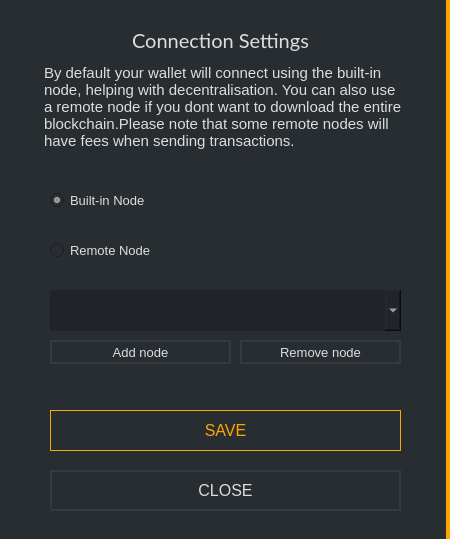
Qt form src/gui/ui/nodesettings.ui (ConcealNetwork/conceal-desktop) before a commit.
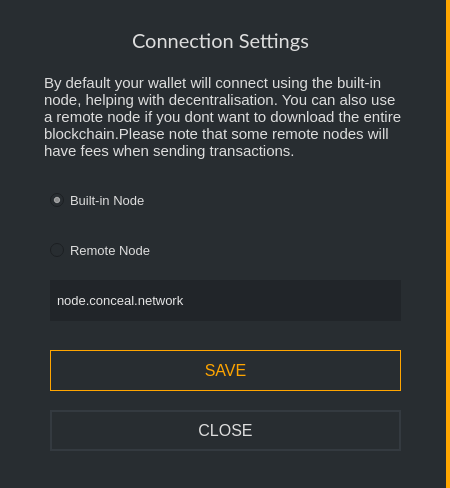
The same form after that commit. Icons and pictures are not drawn.

```diff
--- a/src/gui/ui/nodesettings.ui
+++ b/src/gui/ui/nodesettings.ui
@@ -7,7 +7,7 @@
     <x>0</x>
     <y>0</y>
     <width>450</width>
-    <height>539</height>
+    <height>488</height>
    </rect>
   </property>
   <property name="minimumSize">
@@ -28,7 +28,7 @@
      <x>0</x>
      <y>0</y>
      <width>450</width>
-     <height>541</height>
+     <height>491</height>
     </rect>
    </property>
    <property name="styleSheet">
@@ -66,7 +66,7 @@
     <property name="geometry">
      <rect>
       <x>40</x>
-      <y>60</y>
+      <y>70</y>
       <width>371</width>
       <height>101</height>
      </rect>
@@ -143,7 +143,7 @@
     <property name="geometry">
      <rect>
       <x>50</x>
-      <y>470</y>
+      <y>410</y>
       <width>351</width>
       <height>41</height>
      </rect>
@@ -170,7 +170,7 @@
     <property name="geometry">
      <rect>
       <x>50</x>
-      <y>410</y>
+      <y>350</y>
       <width>351</width>
       <height>41</height>
      </rect>
@@ -193,68 +193,24 @@
      <string>SAVE</string>
     </property>
    </widget>
-   <widget class="QComboBox" name="remoteNodesComboBox">
+   <widget class="QLineEdit" name="m_hostEdit">
     <property name="geometry">
      <rect>
       <x>50</x>
-      <y>290</y>
+      <y>280</y>
       <width>351</width>
       <height>41</height>
      </rect>
     </property>
-    <property name="minimumSize">
-     <size>
-      <width>200</width>
-      <height>0</height>
-     </size>
-    </property>
     <property name="styleSheet">
      <string notr="true">background-color: #212529;
 border-right: 0px;
 color: #e5e5e5;
-padding: 5px;</string>
+padding: 5px;
+font-size: 13px;</string>
     </property>
-    <property name="editable">
-     <bool>false</bool>
-    </property>
-    <property name="insertPolicy">
-     <enum>QComboBox::InsertAtTop</enum>
-    </property>
-   </widget>
-   <widget class="QPushButton" name="removeNodeButton">
-    <property name="geometry">
-     <rect>
-      <x>240</x>
-      <y>340</y>
-      <width>161</width>
-      <height>24</height>
-     </rect>
-    </property>
-    <property name="styleSheet">
-     <string notr="true">color: #ddd; border: 2px solid #343a40; font-size: 13px; background-color: #21259;</string>
-    </property>
     <property name="text">
-     <string>Remove node</string>
-    </property>
-   </widget>
-   <widget class="QPushButton" name="addNodeButton">
-    <property name="geometry">
-     <rect>
-      <x>50</x>
-      <y>340</y>
-      <width>181</width>
-      <height>24</height>
-     </rect>
-    </property>
-    <property name="styleSheet">
-     <string notr="true">color: #ddd; border: 2px solid #343a40; font-size: 13px; background-color: #21259;</string>
-    </property>
-    <property name="text">
-     <string>Add node</string>
-    </property>
-    <property name="icon">
-     <iconset>
-      <normaloff>:/icons/add</normaloff>:/icons/add</iconset>
+     <string>node.conceal.network</string>
     </property>
    </widget>
   </widget>
```
